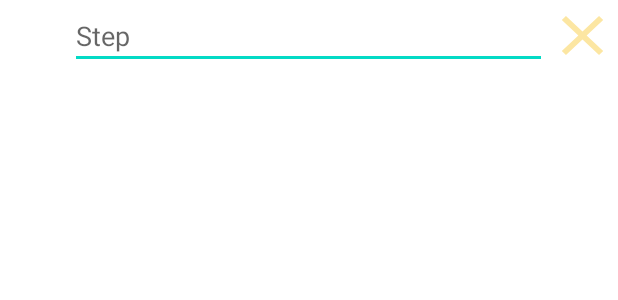
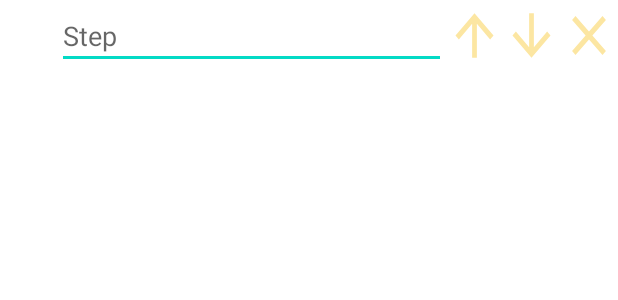
Before and after one commit to weaaaam7/Wasfah_, an Android app: the layout steps_row.xml on its own in the app's theme, with its tools: preview values and no code run, on a phone screen of 412 x 824 dp. Shown: the top 300 px of the screen. Run offline under Robolectric (Android 15) with nearby library versions, the phone set to English and light mode, and no system bars; Roboto replaces fonts that are not available here.

Commit message:
publish recipe UPDATED (Moving Recipe Steps)

```diff
--- a/app/src/main/java/com/example/wasfah/profile.java
+++ b/app/src/main/java/com/example/wasfah/profile.java
@@ -91,7 +91,7 @@ public class profile extends Fragment {
             @Override
             public void onClick(View v) {
                 FirebaseAuth.getInstance().signOut();
-                Intent intent = new Intent(getContext(), SignupActivity.class);
+                Intent intent = new Intent(getContext(), LoginActivity.class);
                 startActivity(intent);
 
             }
--- /dev/null
+++ b/app/src/main/res/drawable/ic_baseline_arrow_downward_24.xml
@@ -0,0 +1,5 @@
+<vector android:height="24dp" android:tint="#FCE6A2"
+    android:viewportHeight="24" android:viewportWidth="24"
+    android:width="24dp" xmlns:android="http://schemas.android.com/apk/res/android">
+    <path android:fillColor="@android:color/white" android:pathData="M20,12l-1.41,-1.41L13,16.17V4h-2v12.17l-5.58,-5.59L4,12l8,8 8,-8z"/>
+</vector>
--- /dev/null
+++ b/app/src/main/res/drawable/ic_baseline_arrow_upward_24.xml
@@ -0,0 +1,5 @@
+<vector android:height="24dp" android:tint="#FCE6A2"
+    android:viewportHeight="24" android:viewportWidth="24"
+    android:width="24dp" xmlns:android="http://schemas.android.com/apk/res/android">
+    <path android:fillColor="@android:color/white" android:pathData="M4,12l1.41,1.41L11,7.83V20h2V7.83l5.58,5.59L20,12l-8,-8 -8,8z"/>
+</vector>
--- a/app/src/main/res/layout/activity_login.xml
+++ b/app/src/main/res/layout/activity_login.xml
@@ -50,7 +50,8 @@
         app:layout_constraintHorizontal_bias="0.0"
         app:layout_constraintStart_toStartOf="parent"
         app:layout_constraintTop_toTopOf="parent"
-        app:layout_constraintVertical_bias="0.73" />
+        app:layout_constraintVertical_bias="0.73"
+        android:textAllCaps="false"/>
 
     <TextView
         android:id="@+id/textView3"
--- a/app/src/main/res/layout/row_add.xml
+++ b/app/src/main/res/layout/row_add.xml
@@ -12,7 +12,7 @@
         android:id="@+id/ingredient_name_lv"
         android:layout_width="0dp"
         android:layout_height="match_parent"
-        android:layout_weight="7"
+        android:layout_weight="9.8"
         android:hint="Ingredient"
         android:ems="10"
 
@@ -50,7 +50,7 @@
     <ImageButton
         android:id="@+id/image_remove"
         android:layout_width="0dp"
-        android:layout_height="match_parent"
+        android:layout_height="45dp"
         android:layout_weight="1.5"
         android:backgroundTint="@color/yellow"
         android:background="@drawable/ic_baseline_close_24"
--- a/app/src/main/res/layout/steps_row.xml
+++ b/app/src/main/res/layout/steps_row.xml
@@ -12,12 +12,12 @@
         android:id="@+id/step_order_tv"
         android:layout_width="0dp"
         android:layout_height="match_parent"
+        android:layout_marginTop="7dp"
         android:layout_weight="1"
         android:hint=""
-        android:ems="10"
-        android:padding="10dp"
-        android:textColor="@color/black"
-        android:textSize="14sp"></TextView>
+        android:textAlignment="center"
+        android:textColor="#575757"
+        android:textSize="20sp"></TextView>
 
     <EditText
         android:id="@+id/step_desc_et"
@@ -28,7 +28,22 @@
         android:hint="Step"
         android:paddingVertical="10dp"
         android:inputType="textMultiLine"/>
-
+    <ImageButton
+        android:id="@+id/stepUpBtn"
+        android:layout_width="0dp"
+        android:layout_height="match_parent"
+        android:layout_weight="1"
+        android:backgroundTint="@color/yellow"
+        android:background="@drawable/ic_baseline_arrow_upward_24"
+        ></ImageButton>
+    <ImageButton
+        android:id="@+id/stepDownBtn"
+        android:layout_width="0dp"
+        android:layout_height="match_parent"
+        android:layout_weight="1"
+        android:backgroundTint="@color/yellow"
+        android:background="@drawable/ic_baseline_arrow_downward_24"
+        ></ImageButton>
     <ImageButton
         android:id="@+id/image_remove_step"
         android:layout_width="0dp"
```
Also changed, not shown: app/src/main/java/com/example/wasfah/StepsListAdapter.java (+102 -6 lines).
